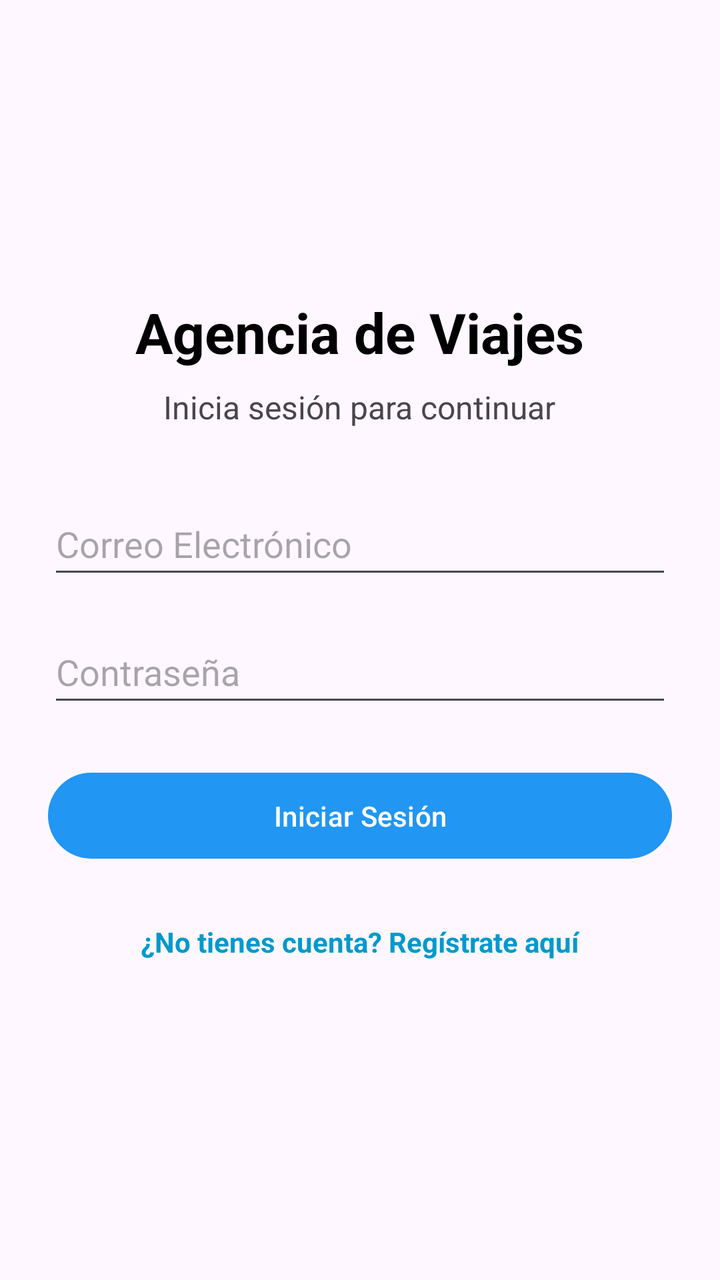
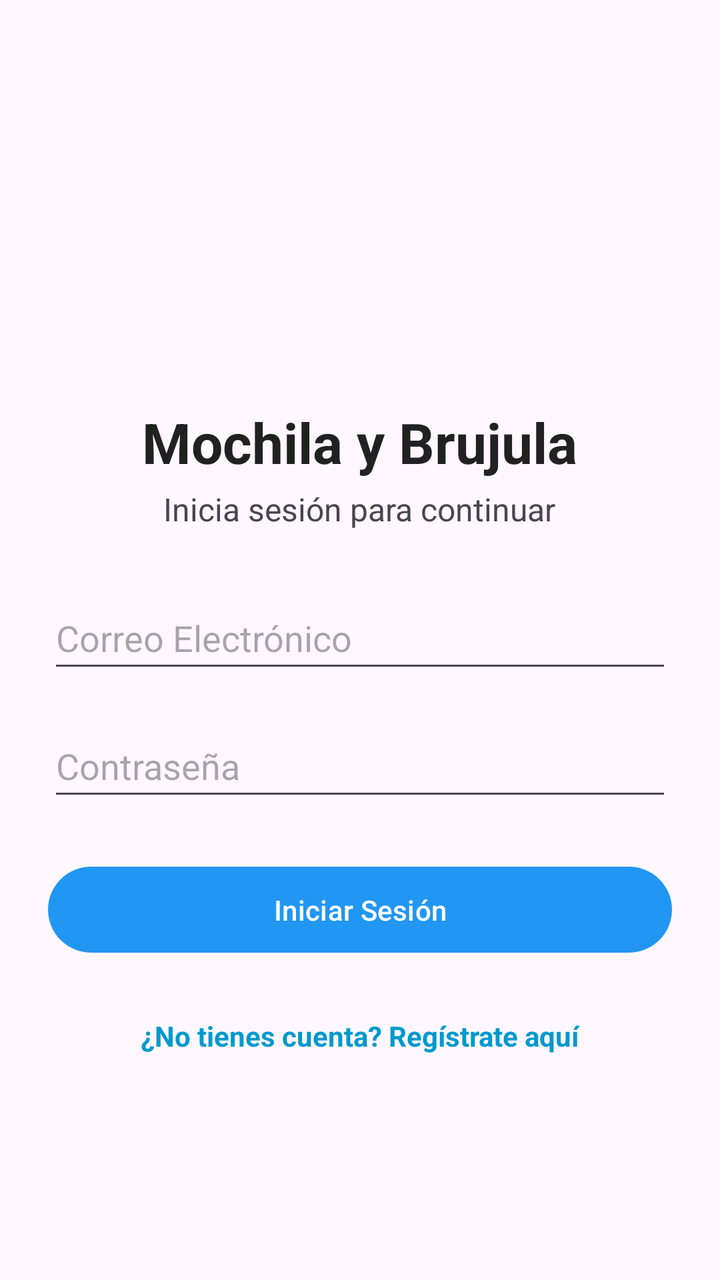

An Android layout rendered at two revisions. The XML below is the earlier revision; the diff shows what the commit changed to produce the second picture.
<!-- AndroidManifest.xml: application theme Theme.AgenciaViajes -->
<!-- res/layout/activity_login.xml -->
<?xml version="1.0" encoding="utf-8"?>
<ScrollView xmlns:android="http://schemas.android.com/apk/res/android"
    xmlns:app="http://schemas.android.com/apk/res-auto"
    xmlns:tools="http://schemas.android.com/tools"
    android:layout_width="match_parent"
    android:layout_height="match_parent"
    android:fillViewport="true"
    android:padding="24dp"
    tools:context=".LoginActivity">

    <LinearLayout
        android:layout_width="match_parent"
        android:layout_height="wrap_content"
        android:gravity="center"
        android:orientation="vertical">
        <TextView
            android:layout_width="wrap_content"
            android:layout_height="wrap_content"
            android:text="@string/agencia_de_viajes"
            android:textSize="28sp"
            android:textStyle="bold"
            android:textColor="@android:color/black"
            android:layout_marginBottom="8dp"/>
        <TextView
            android:layout_width="wrap_content"
            android:layout_height="wrap_content"
            android:text="@string/inicia_sesion"
            android:textSize="16sp"
            android:layout_marginBottom="32dp"/>
        <EditText
            android:id="@+id/etEmailLogin"
            android:layout_width="match_parent"
            android:layout_height="wrap_content"
            android:hint="@string/correo"
            android:inputType="textEmailAddress"
            android:minHeight="48dp"
            android:layout_marginBottom="16dp"/>

        <EditText
            android:id="@+id/etPasswordLogin"
            android:layout_width="match_parent"
            android:layout_height="wrap_content"
            android:hint="@string/contrasena"
            android:inputType="textPassword"
            android:minHeight="48dp"
            android:layout_marginBottom="24dp"/>
        <Button
            android:id="@+id/btnLogin"
            android:layout_width="match_parent"
            android:layout_height="wrap_content"
            android:text="@string/button_iniciar_sesion"
            android:padding="12dp"/>

        <TextView
            android:id="@+id/tvIrARegistro"
            android:layout_width="wrap_content"
            android:layout_height="wrap_content"
            android:text="@string/no_tienes_cuenta_aun"
            android:textColor="@android:color/holo_blue_dark"
            android:textStyle="bold"
            android:padding="12dp"
            android:layout_marginTop="16dp"/>
    </LinearLayout>
</ScrollView>
<!-- resources referenced by this layout -->
<resources>
  <string name="agencia_de_viajes">Agencia de Viajes</string>
  <string name="button_iniciar_sesion">Iniciar Sesión</string>
  <string name="contrasena">Contraseña</string>
  <string name="correo">Correo Electrónico</string>
  <string name="inicia_sesion">Inicia sesión para continuar</string>
  <string name="no_tienes_cuenta_aun">¿No tienes cuenta? Regístrate aquí</string>
  <style name="Theme.AgenciaViajes" parent="Base.Theme.AgenciaViajes" />
  <style name="Base.Theme.AgenciaViajes" parent="Theme.Material3.DayNight.NoActionBar">
          
          <item name="colorPrimary">@color/primary</item>
          <item name="colorPrimaryVariant">@color/primary_dark</item>
          <item name="colorOnPrimary">@color/icons</item>
  
          
          <item name="colorOnSecondary">@color/icons</item>
          <item name="colorPrimaryContainer">@color/primary</item>
          <item name="colorOnPrimaryContainer">@color/icons</item>
          <item name="colorSecondary">@color/accent</item>
          <item name="colorSecondaryContainer">@color/accent</item>
          <item name="colorOnSecondaryContainer">@color/icons</item>
  
          
          <item name="android:statusBarColor">@color/primary_dark</item>
          
          
      </style>
  <color name="primary">#2196F3</color>
  <color name="primary_dark">#1976D2</color>
  <color name="icons">#FFFFFF</color>
  <color name="accent">#00BCD4</color>
</resources>

<!-- the commit's change to res/layout/activity_login.xml (unified diff, before → after) -->
@@ -13,20 +13,27 @@
         android:layout_height="wrap_content"
         android:gravity="center"
         android:orientation="vertical">
+        <ImageView
+            android:id="@+id/ivLogo"
+            android:layout_width="90dp"
+            android:layout_height="90dp"
+            android:layout_marginBottom="12dp"
+            android:contentDescription="@string/app_name"
+            android:src="@mipmap/ic_launcher" />
         <TextView
             android:layout_width="wrap_content"
             android:layout_height="wrap_content"
-            android:text="@string/agencia_de_viajes"
+            android:text="@string/app_name"
             android:textSize="28sp"
             android:textStyle="bold"
-            android:textColor="@android:color/black"
-            android:layout_marginBottom="8dp"/>
+            android:textColor="@color/primary_text"
+            android:layout_marginBottom="4dp"/>
         <TextView
             android:layout_width="wrap_content"
             android:layout_height="wrap_content"
             android:text="@string/inicia_sesion"
             android:textSize="16sp"
-            android:layout_marginBottom="32dp"/>
+            android:layout_marginBottom="28dp"/>
         <EditText
             android:id="@+id/etEmailLogin"
             android:layout_width="match_parent"
<!-- resource entries referenced after the edit -->
@@ -1,6 +1,13 @@
 <!-- resources referenced by this layout -->
 <resources>
-  <string name="agencia_de_viajes">Agencia de Viajes</string>
+  <color name="primary_text">#212121</color>
+  <!-- mipmap ic_launcher (mipmap-anydpi-v26) -->
+  <?xml version="1.0" encoding="utf-8"?>
+  <adaptive-icon xmlns:android="http://schemas.android.com/apk/res/android">
+    <background android:drawable="@mipmap/ic_launcher_adaptive_back"/>
+    <foreground android:drawable="@mipmap/ic_launcher_adaptive_fore"/>
+  </adaptive-icon>
+  <string name="app_name">Mochila y Brujula</string>
   <string name="button_iniciar_sesion">Iniciar Sesión</string>
   <string name="contrasena">Contraseña</string>
   <string name="correo">Correo Electrónico</string>
